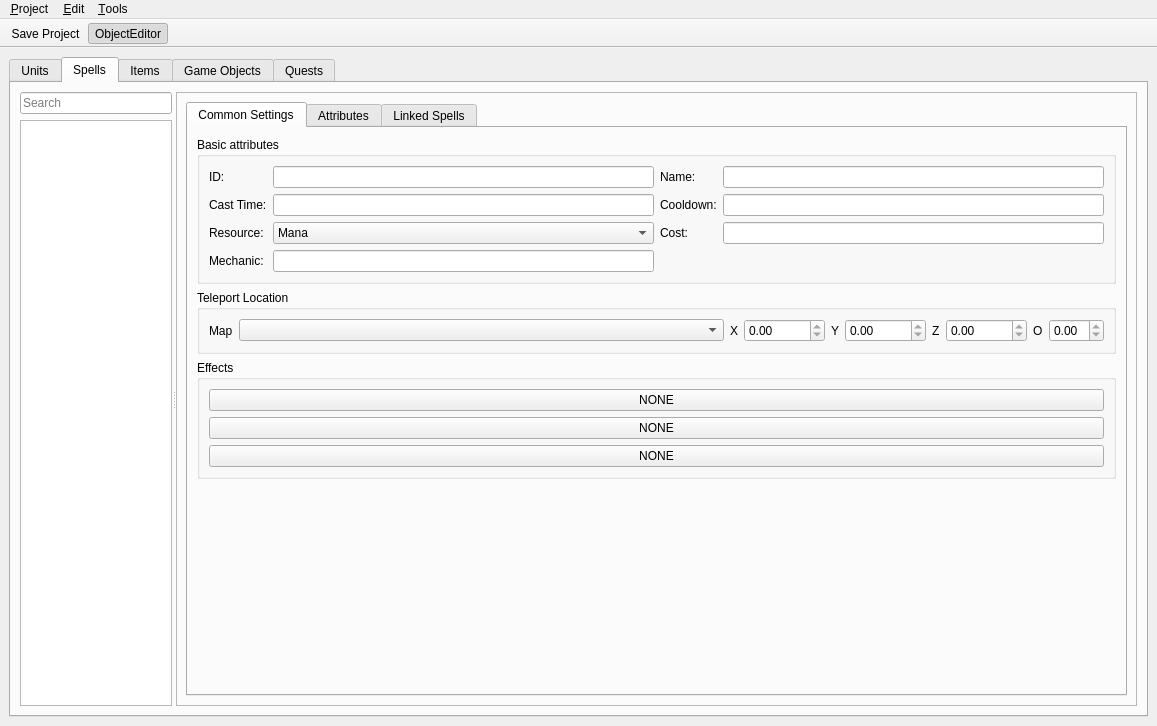
Before: the Qt Designer form editor/ui/object_editor.ui in Kyoril/wow-pp, drawn with Qt 5.
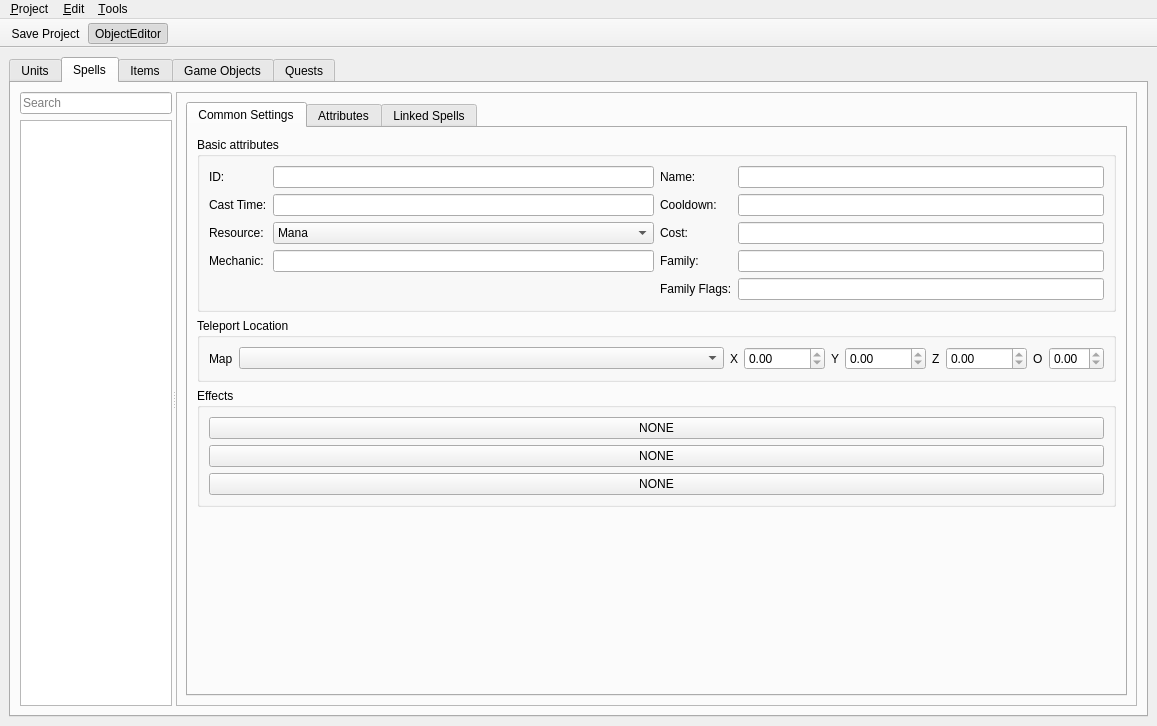
After: the same form once the commit is applied. The open tabs and pages were chosen to show the change. Icons and pictures are not drawn.

Commit message:
Spell family flag fix
Editor is able to show spells family and flags

```diff
--- a/editor/ui/object_editor.ui
+++ b/editor/ui/object_editor.ui
@@ -781,6 +781,34 @@
                        </property>
                       </widget>
                      </item>
+                     <item row="3" column="0">
+                      <widget class="QLabel" name="label_32">
+                       <property name="text">
+                        <string>Family:</string>
+                       </property>
+                      </widget>
+                     </item>
+                     <item row="3" column="1">
+                      <widget class="QLineEdit" name="lineEdit_6">
+                       <property name="readOnly">
+                        <bool>true</bool>
+                       </property>
+                      </widget>
+                     </item>
+                     <item row="4" column="0">
+                      <widget class="QLabel" name="label_33">
+                       <property name="text">
+                        <string>Family Flags:</string>
+                       </property>
+                      </widget>
+                     </item>
+                     <item row="4" column="1">
+                      <widget class="QLineEdit" name="lineEdit_7">
+                       <property name="readOnly">
+                        <bool>true</bool>
+                       </property>
+                      </widget>
+                     </item>
                     </layout>
                    </item>
                   </layout>
```
Left out of the diff: 2 changed lines with no effect on the pictures. The commit also changes 4 other files.
